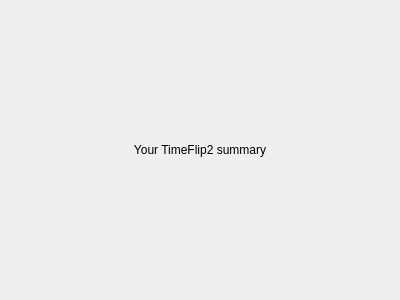
This is src/Summary.ui in vsuponev/TimeFlipAgent as Qt 5 draws it before an edit. The edited form follows.
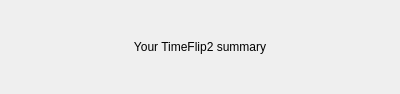
This is the edited form.

Commit message: Summary reworked to show the current task

Diff of the .ui file:
```diff
--- a/src/Summary.ui
+++ b/src/Summary.ui
@@ -7,7 +7,7 @@
     <x>0</x>
     <y>0</y>
     <width>400</width>
-    <height>300</height>
+    <height>94</height>
    </rect>
   </property>
   <property name="windowTitle">
```
Left out of the diff: 2 changed lines with no effect on the pictures. The commit also changes 2 other files.
